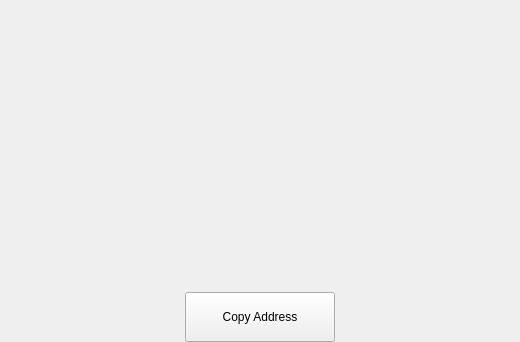
Above: src/qt/forms/receivetokenpage.ui from qtumproject/qtum before the change. Below: the same form after it.
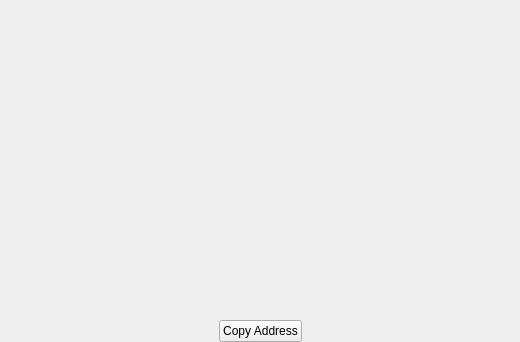
That is the form after the change.

Commit message: Update balloon button

```diff
--- a/src/qt/forms/receivetokenpage.ui
+++ b/src/qt/forms/receivetokenpage.ui
@@ -85,12 +85,6 @@
      </item>
      <item>
       <widget class="QPushButton" name="copyAddressButton">
-       <property name="minimumSize">
-        <size>
-         <width>150</width>
-         <height>50</height>
-        </size>
-       </property>
        <property name="text">
         <string>Copy Address</string>
        </property>
```
The commit also changes 1 other file.
